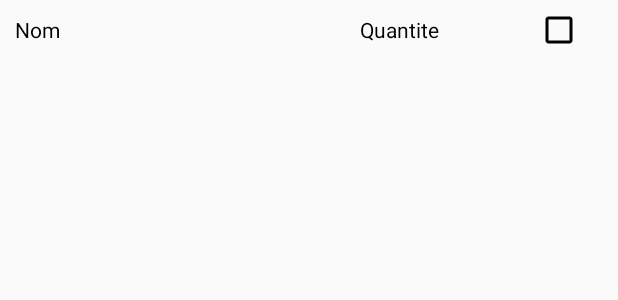
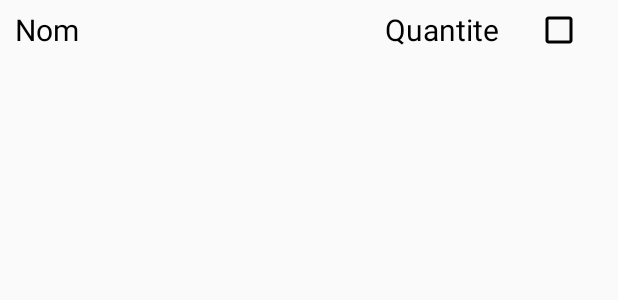
Before and after one commit to bbassac/MesCourses, an Android app: the layout display_items.xml on its own in the app's theme, with its tools: preview values and no code run, on a phone screen of 412 x 824 dp. Shown: the top 300 px of the screen. Run offline under Robolectric (Android 15) with nearby library versions, the phone set to English and light mode, and no system bars.

Commit message:
manage item done

```diff
--- a/app/src/main/java/lioncorps/org/mescourses/services/IServiceProvider.java
+++ b/app/src/main/java/lioncorps/org/mescourses/services/IServiceProvider.java
@@ -13,4 +13,6 @@ interface IServiceProvider {
     Liste addItemToListe(Long listId, String nom, String quantite);
 
     Collection addListe(String nom);
+
+    Liste updateItem(Long id, String nom, String quantite, boolean done);
 }
--- a/app/src/main/res/layout/display_items.xml
+++ b/app/src/main/res/layout/display_items.xml
@@ -18,19 +18,21 @@
         android:layout_alignParentStart="true"
         android:layout_centerVertical="true"
         android:textColor="#000000"
-        android:layout_marginLeft="10dp"
+        android:layout_marginStart="10dp"
+        android:textSize="20sp"
         android:text="Nom" />
 
     <TextView
         android:id="@+id/quantiteItem"
         android:layout_width="wrap_content"
         android:layout_height="wrap_content"
-        android:layout_alignTop="@+id/nom"
+        android:layout_alignTop="@+id/nomItem"
+        android:layout_marginStart="204dp"
+        android:layout_marginTop="6dp"
+        android:layout_toEndOf="@+id/nomItem"
+        android:text="Quantite"
         android:textColor="#000000"
-        android:layout_marginStart="240dp"
-        android:layout_marginTop="10dp"
-        android:layout_toEndOf="@+id/nom"
-        android:text="Quantite" />
+        android:textSize="20sp" />
 
     <CheckBox
         android:id="@+id/doneItem"
--- a/app/src/main/res/layout/display_lists.xml
+++ b/app/src/main/res/layout/display_lists.xml
@@ -17,7 +17,7 @@
         android:layout_alignParentTop="true"
         android:text="nom"
         android:textColor="#000000"
-        android:textSize="60sp" />
+        android:textSize="30sp" />
 
     <ImageView
         android:id="@+id/lockedImg"
```
Also changed, not shown: app/src/main/java/lioncorps/org/mescourses/MainActivity.java (+13 -8 lines), app/src/main/java/lioncorps/org/mescourses/adapters/ClickCheckboxItemListener.java (renamed from app/src/main/java/lioncorps/org/mescourses/adapters/ClickListItemListener.java, +5 -3 lines), app/src/main/java/lioncorps/org/mescourses/adapters/ListItemsAdapter.java (+1 -6 lines), app/src/main/java/lioncorps/org/mescourses/services/InMemoryServiceProvider.java (+17 -0 lines), app/src/main/java/lioncorps/org/mescourses/services/WebServiceProvider.java (+25 -0 lines), app/src/main/res/menu/menu.xml (+11 -3 lines).
